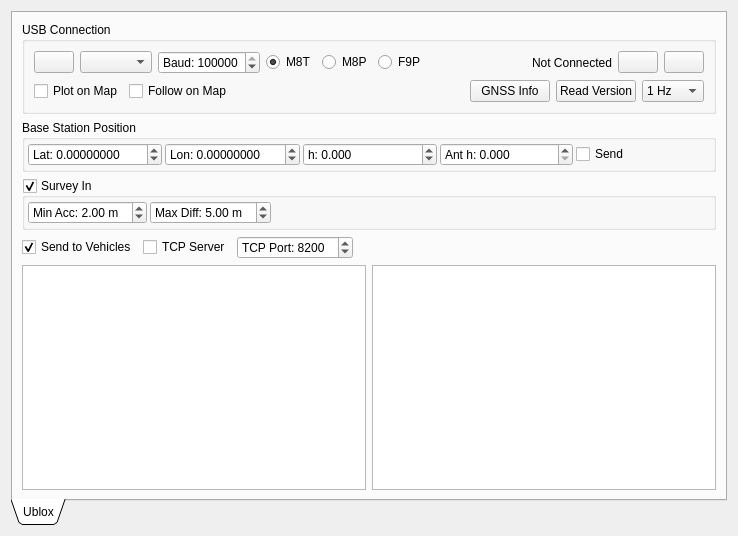
Qt form Linux/RControlStation/basestation.ui (vedderb/rise_sdvp) before a commit.
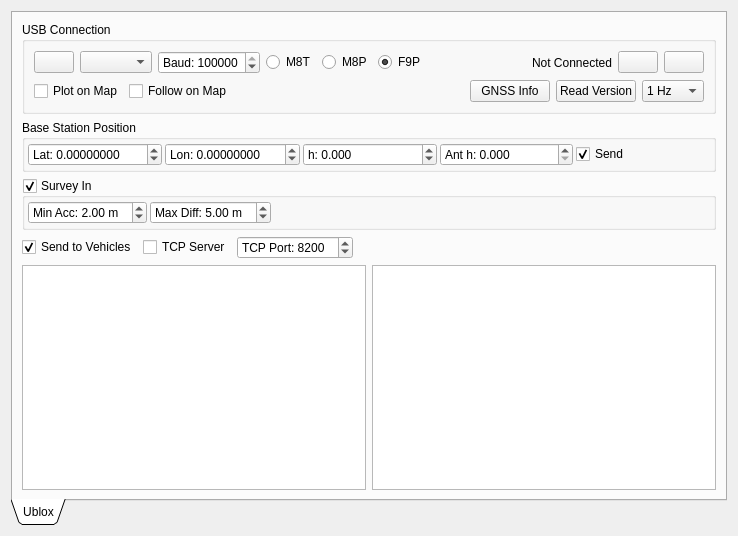
The same form after that commit. Icons and pictures are not drawn.

Commit message: RControlStation: set F9P as default in basestation, send basestation postition by default

Diff of the .ui file:
```diff
--- a/Linux/RControlStation/basestation.ui
+++ b/Linux/RControlStation/basestation.ui
@@ -84,7 +84,7 @@
                <string>M8T</string>
               </property>
               <property name="checked">
-               <bool>true</bool>
+               <bool>false</bool>
               </property>
              </widget>
             </item>
@@ -100,6 +100,9 @@
               <property name="text">
                <string>F9P</string>
               </property>
+              <property name="checked">
+               <bool>true</bool>
+              </property>
              </widget>
             </item>
             <item>
@@ -322,7 +325,7 @@
              <string>Send</string>
             </property>
             <property name="checked">
-             <bool>false</bool>
+             <bool>true</bool>
             </property>
            </widget>
           </item>
```
